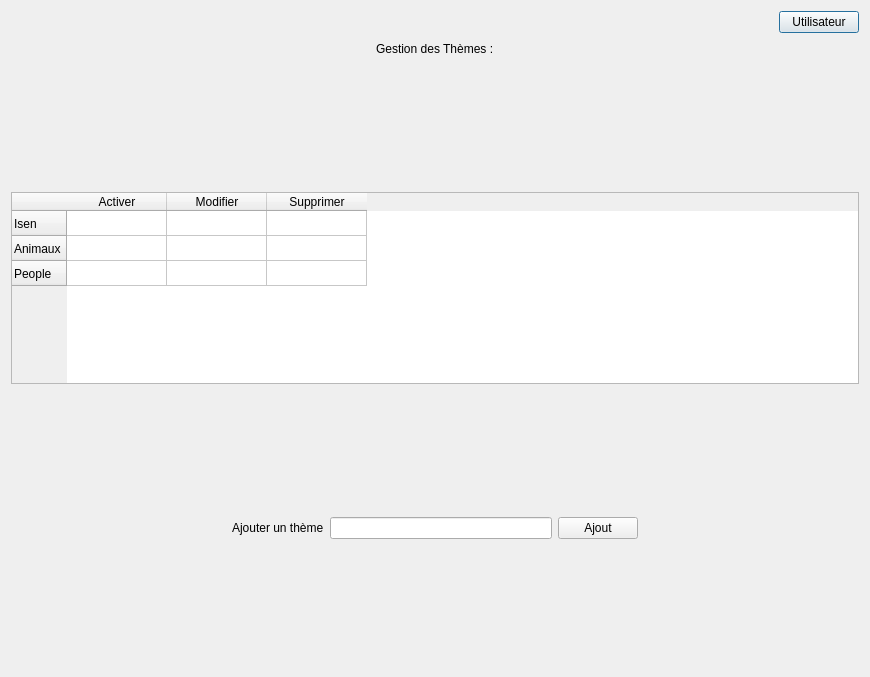
First picture: the form in BackOffice/UI/theme.ui, repository PapyRedstone/ProjetFinalCIR2, before the edit.
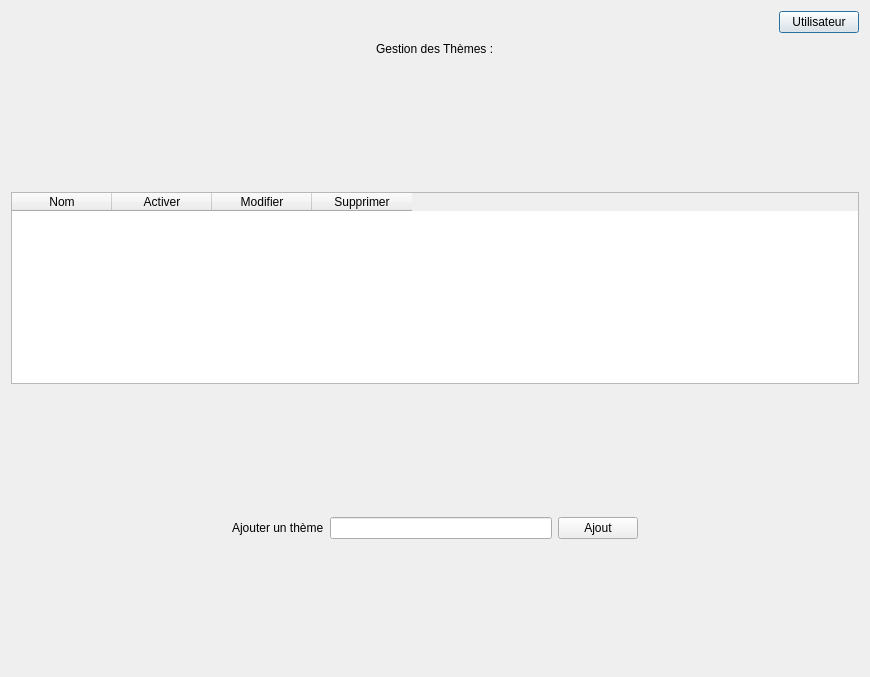
Second picture: the form after the edit. Icons and pictures are not drawn.

What changed in the file:
```diff
--- a/BackOffice/UI/theme.ui
+++ b/BackOffice/UI/theme.ui
@@ -130,23 +130,13 @@
        <attribute name="verticalHeaderMinimumSectionSize">
         <number>25</number>
        </attribute>
-       <row>
+       <column>
         <property name="text">
-         <string>Isen</string>
+         <string>Nom</string>
         </property>
-       </row>
-       <row>
-        <property name="text">
-         <string>Animaux</string>
-        </property>
-       </row>
-       <row>
-        <property name="text">
-         <string>People</string>
-        </property>
-       </row>
+       </column>
        <column>
-        <property name="text">
+         <property name="text">
          <string>Activer</string>
         </property>
        </column>
```
Left out of the diff: 6 changed lines with no effect on the pictures.
